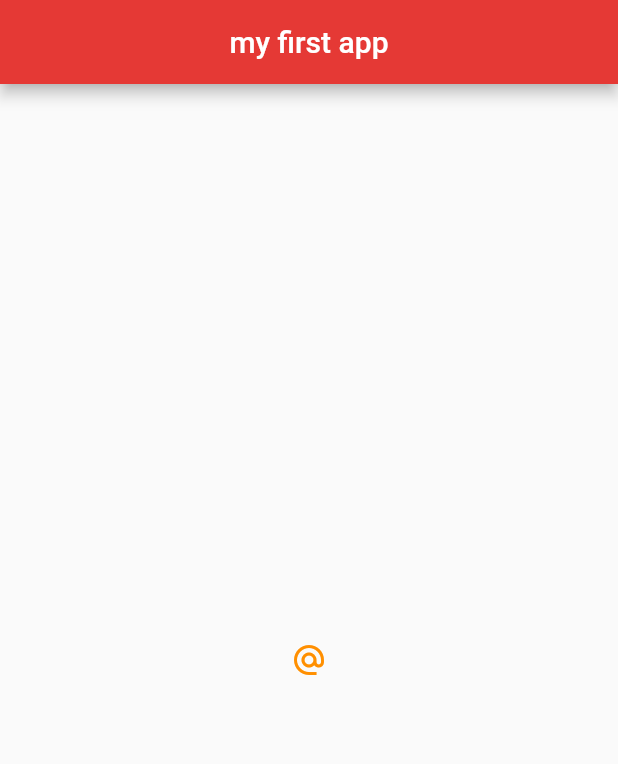
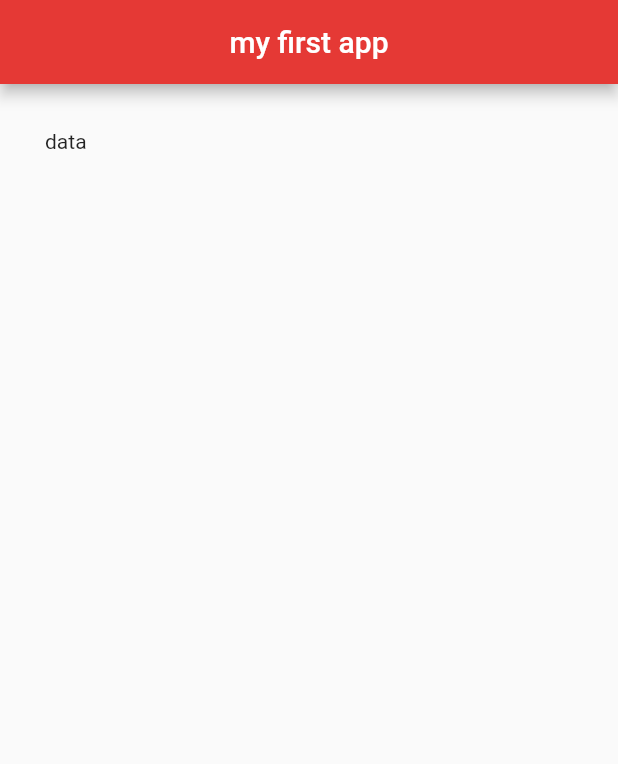
Before and after one commit to kwakyebrilliant/flutterapp, a Flutter app: the screen it shows after launch, on a phone screen of 412 x 824 dp. Shown: the top 764 px of the screen. Run offline on Flutter 3.47's test engine with Material 2 defaults, Android fonts, the phone set to English and light mode, and no system bars.

Commit message:
padding added

```diff
--- a/lib/main.dart
+++ b/lib/main.dart
@@ -15,14 +15,9 @@ class Home extends StatelessWidget {
         centerTitle: true,
         backgroundColor: Colors.red[600],
       ),
-      body: Center(
-        child: IconButton(
-          onPressed: () {
-            print('you clicked me');
-          },
-          icon: const Icon(Icons.alternate_email),
-          color: Colors.amber[800],
-        ),
+      body: const Padding(
+        padding: EdgeInsets.all(30.0),
+        child: Text('data'),
       ),
       floatingActionButton: FloatingActionButton(
         onPressed: () {},
```
